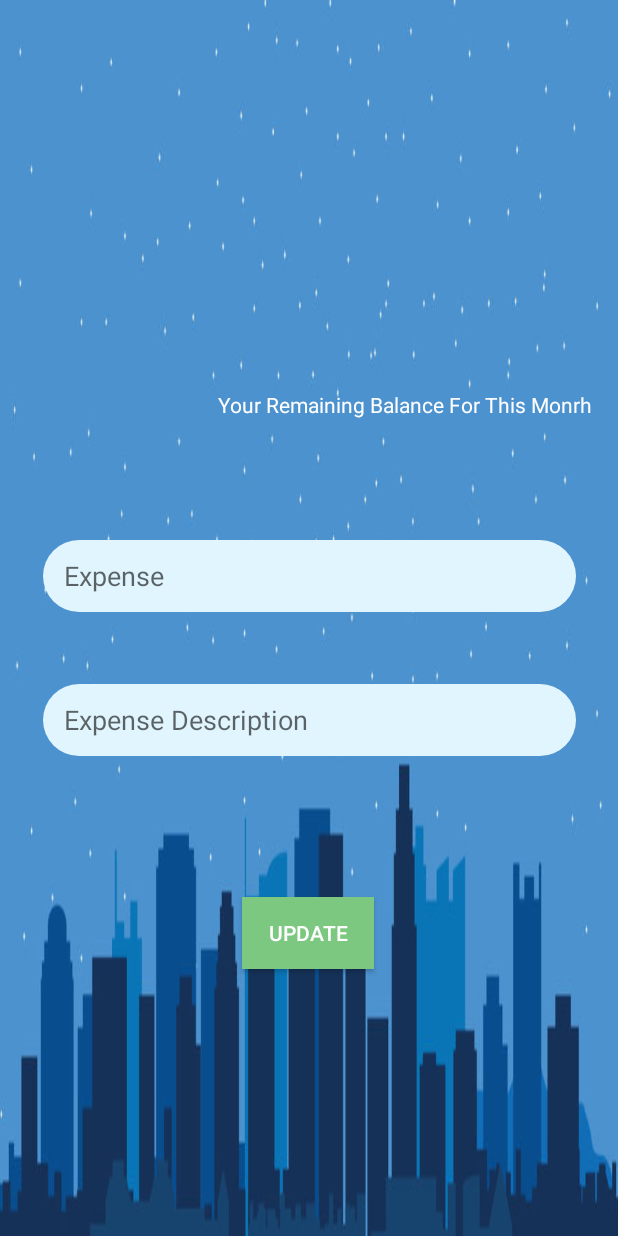
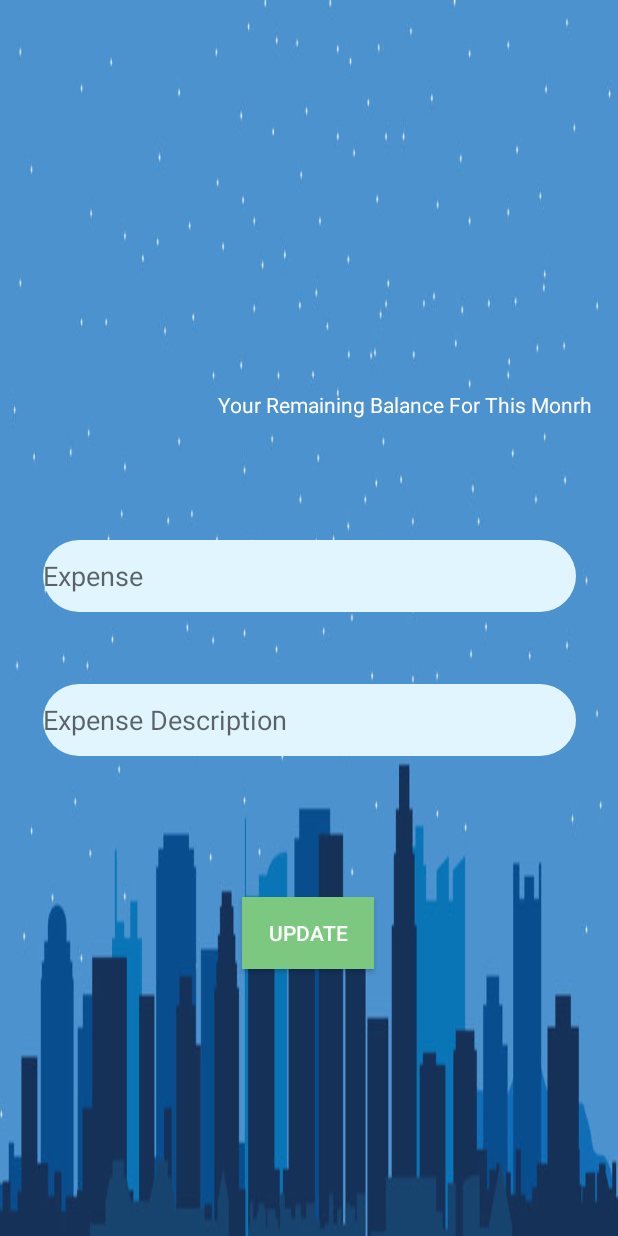
Before and after one commit to OrangePunk123/Expendiless, an Android app: the layout transactions.xml on its own in the app's theme, with its tools: preview values and no code run, on a phone screen of 412 x 824 dp. Run offline under Robolectric (Android 15) with nearby library versions, the phone set to English and light mode, and no system bars.

Commit message:
fixed bug

```diff
--- a/app/src/main/java/com/raghavendra/expendiless/DatabaseHelper.java
+++ b/app/src/main/java/com/raghavendra/expendiless/DatabaseHelper.java
@@ -118,7 +118,7 @@ public class DatabaseHelper extends SQLiteOpenHelper {
         ContentValues content1 = new ContentValues();
         content1.put(COL_0,id);
         content1.put(COL_1,name);
-       // content1.put(COL_2,password);
+       // content1.put(COL  _2,password);
         content1.put(COL_3,price);
         content1.put(COL_6,date);
         content1.put(COL_7,new Date().getTime());
--- a/app/src/main/java/com/raghavendra/expendiless/homepage.java
+++ b/app/src/main/java/com/raghavendra/expendiless/homepage.java
@@ -59,7 +59,7 @@ public class homepage extends AppCompatActivity {
         Cursor cur = mdb.db.rawQuery("SELECT DATE FROM USERS WHERE ID ='"+id+"'",null);
         cur.moveToNext();
         long dateStarted = cur.getLong(0);
-        if(dateStarted+2592000<= new Date().getTime()){
+        if(dateStarted+2592000000L<= new Date().getTime()){
             reset();
         }
         else{
@@ -72,7 +72,6 @@ public class homepage extends AppCompatActivity {
         Intent in = getIntent();
         String temp = in.getStringExtra("id");
         Integer id = Integer.parseInt(temp);
-
 
 
         TextView display= findViewById(R.id.display);
@@ -88,10 +87,6 @@ public class homepage extends AppCompatActivity {
         cur.moveToNext();
         x =cur.getInt(0);
         display.setText(""+x);
-
-
-
-
 
     }
 
--- a/app/src/main/res/layout/transactions.xml
+++ b/app/src/main/res/layout/transactions.xml
@@ -14,13 +14,14 @@
         android:layout_height="48dp"
         android:background="@drawable/button"
         android:ems="10"
-        android:hint="   Expense"
+        android:hint="@string/expense"
         android:inputType="number"
         app:layout_constraintBottom_toBottomOf="parent"
         app:layout_constraintEnd_toEndOf="parent"
         app:layout_constraintStart_toStartOf="parent"
         app:layout_constraintTop_toTopOf="parent"
-        app:layout_constraintVertical_bias="0.464" />
+        app:layout_constraintVertical_bias="0.464"
+        android:autofillHints="" />
 
     <EditText
         android:id="@+id/edescription"
@@ -29,13 +30,14 @@
         android:background="@drawable/button"
 
         android:ems="10"
-        android:hint="   Expense Description"
+        android:hint="@string/expense_description"
         android:inputType="textPersonName"
         app:layout_constraintBottom_toBottomOf="parent"
         app:layout_constraintEnd_toEndOf="parent"
         app:layout_constraintStart_toStartOf="parent"
         app:layout_constraintTop_toTopOf="parent"
-        app:layout_constraintVertical_bias="0.588" />
+        app:layout_constraintVertical_bias="0.588"
+        android:autofillHints="" />
 
     <Button
         android:id="@+id/addTransaction"
@@ -43,7 +45,7 @@
         android:layout_height="wrap_content"
         android:background="#7DC880"
         android:onClick="UPDATE"
-        android:text="UPDATE"
+        android:text="@string/update"
         android:textColor="#FFFFFF"
         app:layout_constraintBottom_toBottomOf="parent"
         app:layout_constraintEnd_toEndOf="parent"
@@ -70,7 +72,7 @@
         android:id="@+id/textView2"
         android:layout_width="wrap_content"
         android:layout_height="wrap_content"
-        android:text="Your Remaining Balance For This Monrh"
+        android:text="@string/your_remaining_balance_for_this_monrh"
         android:textColor="#FFFFFF"
         app:layout_constraintBottom_toBottomOf="parent"
         app:layout_constraintEnd_toEndOf="parent"
--- a/app/src/main/res/values/strings.xml
+++ b/app/src/main/res/values/strings.xml
@@ -1,3 +1,7 @@
 <resources>
     <string name="app_name">Expendiless</string>
+    <string name="expense">Expense</string>
+    <string name="expense_description">Expense Description</string>
+    <string name="update">UPDATE</string>
+    <string name="your_remaining_balance_for_this_monrh">Your Remaining Balance For This Monrh</string>
 </resources>
```
